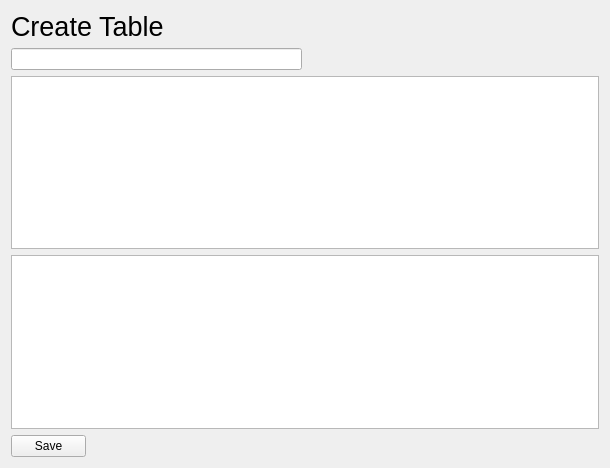
This is NBAdmin_cmake/CreateTableTab.ui in gitnitrosbase/QtAdmin as Qt 5 draws it before an edit. The edited form follows.
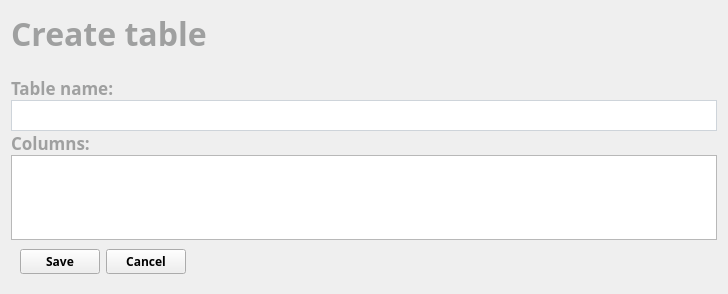
This is the edited form.

Commit message: set correct ui file for create table

What changed in the file:
```diff
--- a/NBAdmin_cmake/CreateTableTab.ui
+++ b/NBAdmin_cmake/CreateTableTab.ui
@@ -6,62 +6,170 @@
    <rect>
     <x>0</x>
     <y>0</y>
-    <width>610</width>
-    <height>468</height>
+    <width>728</width>
+    <height>294</height>
    </rect>
   </property>
-  <property name="baseSize">
-   <size>
-    <width>500</width>
-    <height>800</height>
-   </size>
+  <property name="font">
+   <font>
+    <family>Segoe UI Semibold</family>
+    <bold>true</bold>
+   </font>
   </property>
   <property name="windowTitle">
    <string>Form</string>
   </property>
   <layout class="QGridLayout" name="gridLayout">
-   <item row="4" column="1">
-    <spacer name="horizontalSpacer">
+   <property name="spacing">
+    <number>0</number>
+   </property>
+   <item row="2" column="0">
+    <widget class="QLabel" name="label">
+     <property name="sizePolicy">
+      <sizepolicy hsizetype="Expanding" vsizetype="Fixed">
+       <horstretch>0</horstretch>
+       <verstretch>0</verstretch>
+      </sizepolicy>
+     </property>
+     <property name="font">
+      <font>
+       <family>Segoe UI Semibold</family>
+       <pointsize>13</pointsize>
+       <bold>true</bold>
+      </font>
+     </property>
+     <property name="styleSheet">
+      <string notr="true">color: #9fa0a0;</string>
+     </property>
+     <property name="text">
+      <string>Table name:</string>
+     </property>
+    </widget>
+   </item>
+   <item row="1" column="0">
+    <spacer name="verticalSpacer">
      <property name="orientation">
-      <enum>Qt::Horizontal</enum>
+      <enum>Qt::Vertical</enum>
+     </property>
+     <property name="sizeType">
+      <enum>QSizePolicy::Fixed</enum>
      </property>
      <property name="sizeHint" stdset="0">
       <size>
-       <width>40</width>
+       <width>20</width>
        <height>20</height>
       </size>
      </property>
     </spacer>
    </item>
+   <item row="3" column="0">
+    <widget class="QLineEdit" name="lineEdit">
+     <property name="minimumSize">
+      <size>
+       <width>0</width>
+       <height>31</height>
+      </size>
+     </property>
+     <property name="maximumSize">
+      <size>
+       <width>16777215</width>
+       <height>31</height>
+      </size>
+     </property>
+     <property name="baseSize">
+      <size>
+       <width>0</width>
+       <height>31</height>
+      </size>
+     </property>
+     <property name="font">
+      <font>
+       <family>Segoe UI Semibold</family>
+       <bold>true</bold>
+      </font>
+     </property>
+     <property name="styleSheet">
+      <string notr="true">QLineEdit {
+	border: 1px solid #ced4da;
+}</string>
+     </property>
+    </widget>
+   </item>
    <item row="0" column="0">
-    <widget class="QLabel" name="label">
+    <widget class="QLabel" name="Header_createTbl">
+     <property name="sizePolicy">
+      <sizepolicy hsizetype="Preferred" vsizetype="Fixed">
+       <horstretch>0</horstretch>
+       <verstretch>0</verstretch>
+      </sizepolicy>
+     </property>
+     <property name="font">
+      <font>
+       <family>Segoe UI Semibold</family>
+       <pointsize>24</pointsize>
+       <bold>true</bold>
+      </font>
+     </property>
+     <property name="styleSheet">
+      <string notr="true">color: #9fa0a0</string>
+     </property>
      <property name="text">
-      <string>&lt;html&gt;&lt;head/&gt;&lt;body&gt;&lt;p&gt;&lt;span style=&quot; font-size:20pt;&quot;&gt;Create Table&lt;/span&gt;&lt;/p&gt;&lt;/body&gt;&lt;/html&gt;</string>
+      <string>Create table</string>
      </property>
     </widget>
    </item>
    <item row="4" column="0">
-    <widget class="QPushButton" name="pushButton">
-     <property name="maximumSize">
-      <size>
-       <width>75</width>
-       <height>16777215</height>
-      </size>
+    <widget class="QLabel" name="label_2">
+     <property name="font">
+      <font>
+       <family>Segoe UI Semibold</family>
+       <pointsize>13</pointsize>
+       <bold>true</bold>
+      </font>
+     </property>
+     <property name="styleSheet">
+      <string notr="true">color: #9fa0a0;</string>
      </property>
      <property name="text">
-      <string>Save</string>
+      <string>Columns:</string>
      </property>
     </widget>
    </item>
-   <item row="2" column="0" colspan="2">
+   <item row="6" column="0" alignment="Qt::AlignLeft">
+    <widget class="QWidget" name="horizontalWidget" native="true">
+     <layout class="QHBoxLayout" name="horizontalLayout">
+      <item>
+       <widget class="QPushButton" name="pushButton_2">
+        <property name="sizePolicy">
+         <sizepolicy hsizetype="Fixed" vsizetype="Fixed">
+          <horstretch>0</horstretch>
+          <verstretch>0</verstretch>
+         </sizepolicy>
+        </property>
+        <property name="text">
+         <string>Save</string>
+        </property>
+       </widget>
+      </item>
+      <item>
+       <widget class="QPushButton" name="pushButton_3">
+        <property name="sizePolicy">
+         <sizepolicy hsizetype="Fixed" vsizetype="Fixed">
+          <horstretch>0</horstretch>
+          <verstretch>0</verstretch>
+         </sizepolicy>
+        </property>
+        <property name="text">
+         <string>Cancel</string>
+        </property>
+       </widget>
+      </item>
+     </layout>
+    </widget>
+   </item>
+   <item row="5" column="0">
     <widget class="QTableWidget" name="tableWidget"/>
    </item>
-   <item row="3" column="0" colspan="2">
-    <widget class="QTextBrowser" name="textBrowser"/>
-   </item>
-   <item row="1" column="0">
-    <widget class="QLineEdit" name="tableName"/>
-   </item>
   </layout>
  </widget>
  <resources/>
```
The commit also changes 3 other files.
